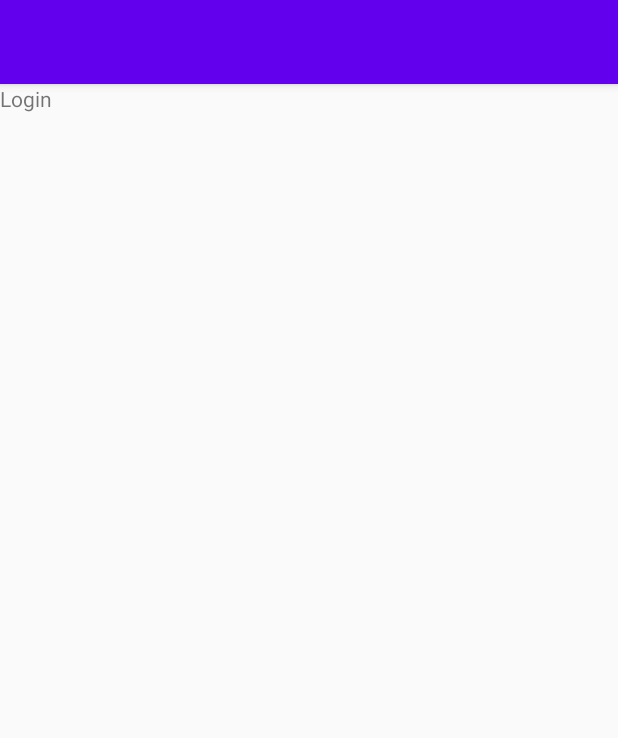
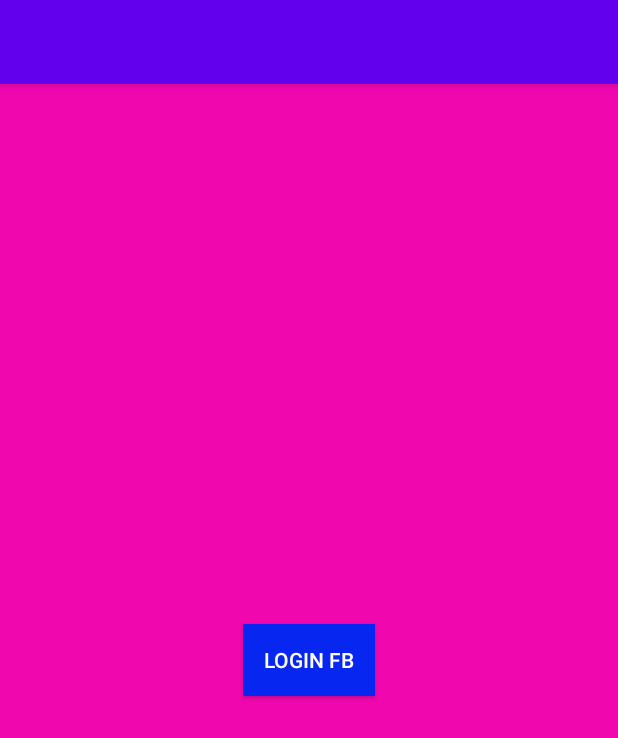
Before and after one commit to caffesuahotga/orderfood, an Android app: the screen it shows after launch (MainActivity), on a phone screen of 412 x 824 dp. Shown: the top 738 px of the screen. Run offline under Robolectric (Android 15) with nearby library versions, the phone set to English and light mode, and no system bars; our stand-ins replace Firebase (no records; nobody signed in at launch, a user with empty details on screens opened directly).

Commit message:
10% login FB

```diff
--- a/app/src/main/res/layout/login.xml
+++ b/app/src/main/res/layout/login.xml
@@ -1,22 +1,23 @@
 <?xml version="1.0" encoding="utf-8"?>
 <LinearLayout xmlns:android="http://schemas.android.com/apk/res/android"
     android:layout_width="match_parent"
-    android:layout_height="match_parent">
-<TextView
-    android:layout_width="match_parent"
     android:layout_height="match_parent"
-    android:text="Login">
+    android:background="#f007ae"
+    android:gravity="center">
 
-</TextView>
 
-    // button ggole ,
 
-    .. button fb
-    <TextView
-        android:layout_width="match_parent"
-        android:layout_height="match_parent"
-        android:text="test branch">
+    <Button
+        android:id="@+id/btn_login_fb"
+        android:layout_width="wrap_content"
+        android:layout_height="wrap_content"
+        android:text="Login FB"
+        android:gravity="center"
+        android:background="#0726f0"
+        android:textColor="#fcfcfc"
+        >
 
-    </TextView>
+    </Button>
+
 
 </LinearLayout>
```
